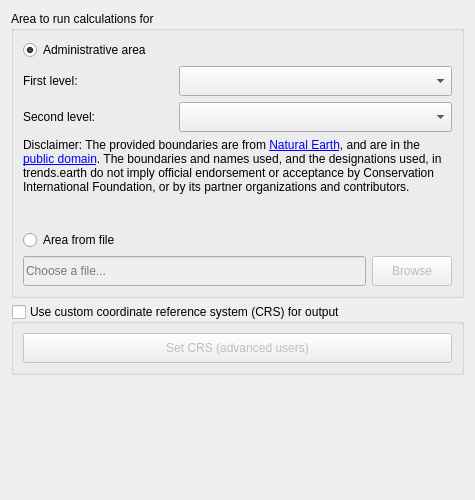
Old version of the form LDMP/gui/WidgetSelectArea.ui in the repository ConservationInternational/trends.earth.
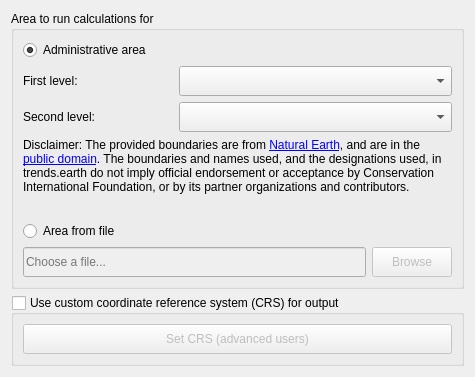
New version of the form.

```diff
--- a/LDMP/gui/WidgetSelectArea.ui
+++ b/LDMP/gui/WidgetSelectArea.ui
@@ -7,7 +7,7 @@
     <x>0</x>
     <y>0</y>
     <width>475</width>
-    <height>500</height>
+    <height>377</height>
    </rect>
   </property>
   <property name="sizePolicy">
```
Left out of the diff: 2 changed lines with no effect on the pictures.
